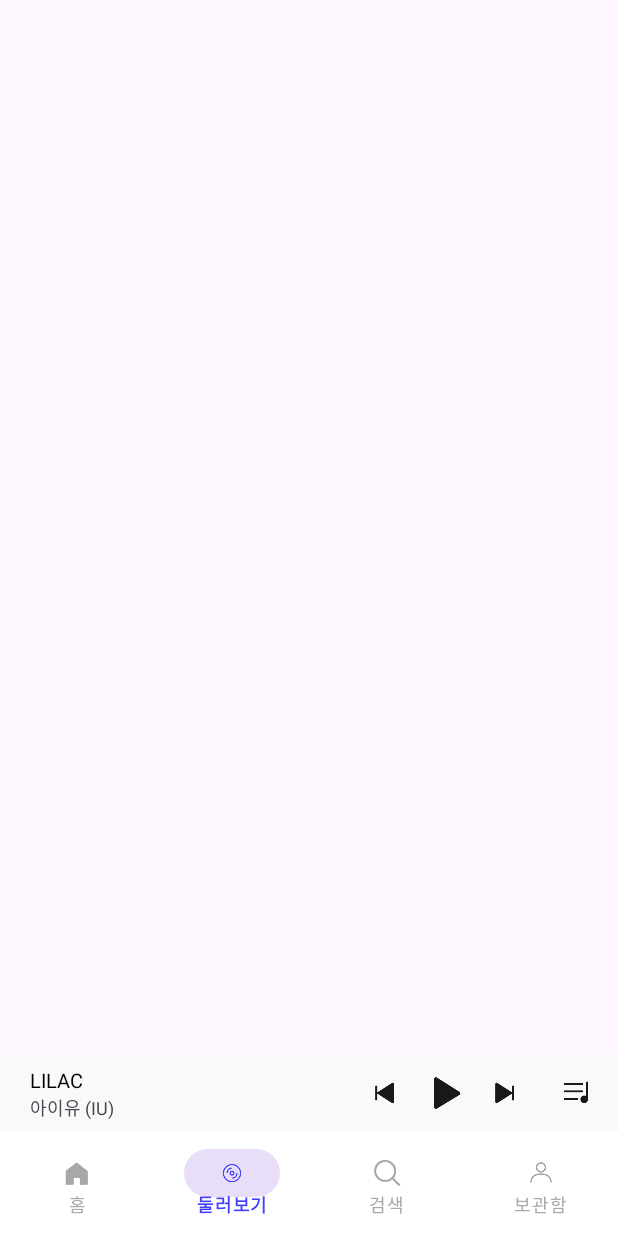
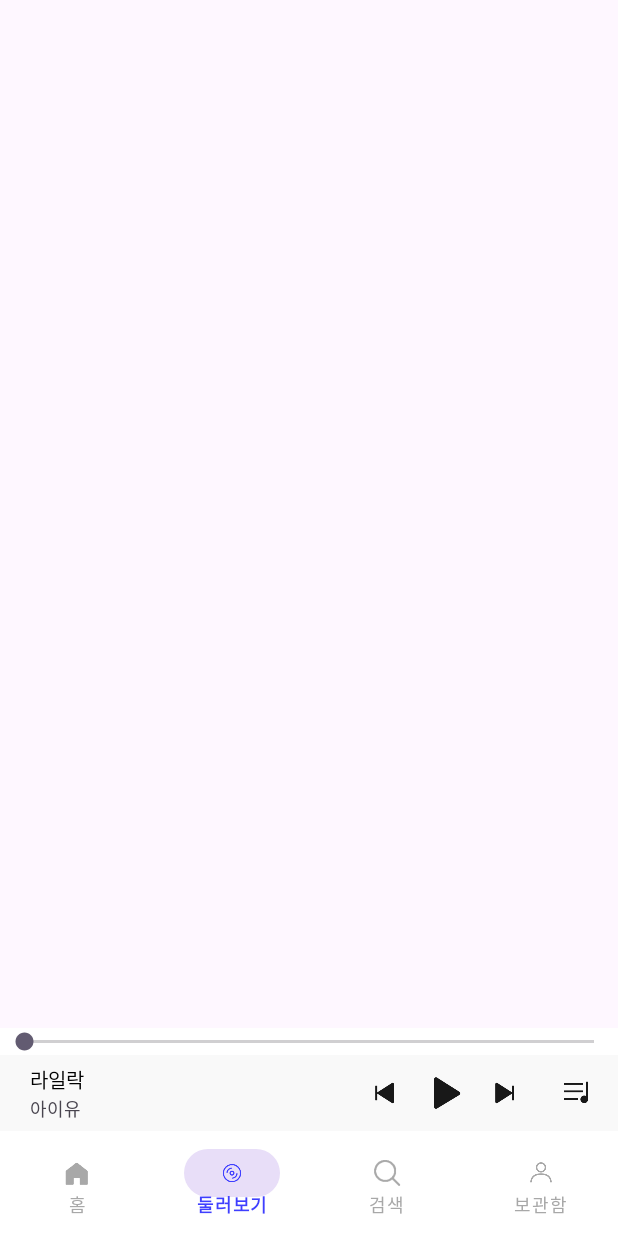
Before and after one commit to UMC-6th-Android-JiwonPark-Loopy/1st_FloAppUI_CloneCoding, an Android app: the screen it shows after launch (MainActivity), item 2 of the bottom bar chosen, on a phone screen of 412 x 824 dp. Run offline under Robolectric (Android 15) with nearby library versions, the phone set to English and light mode, and no system bars; 2 statements that could not run were skipped.

Commit message:
feat : umc 5주차 과제

```diff
--- a/app/build.gradle.kts
+++ b/app/build.gradle.kts
@@ -50,6 +50,8 @@ dependencies {
     implementation(libs.androidx.navigation.fragment.ktx)
     implementation(libs.androidx.navigation.ui.ktx)
     testImplementation(libs.junit)
+    implementation("com.google.code.gson:gson:2.10.1")
     androidTestImplementation(libs.androidx.junit)
     androidTestImplementation(libs.androidx.espresso.core)
-    implementation ("androidx.core:core-splashscreen:1.0.1")}
+    implementation (libs.androidx.core.splashscreen)
+}
--- a/app/src/main/AndroidManifest.xml
+++ b/app/src/main/AndroidManifest.xml
@@ -1,7 +1,6 @@
 <?xml version="1.0" encoding="utf-8"?>
 <manifest xmlns:android="http://schemas.android.com/apk/res/android"
     xmlns:tools="http://schemas.android.com/tools">
-
     <application
         android:allowBackup="true"
         android:dataExtractionRules="@xml/data_extraction_rules"
@@ -21,10 +20,8 @@
             android:theme="@style/SplashTheme">
             <intent-filter>
                 <action android:name="android.intent.action.MAIN" />
-
                 <category android:name="android.intent.category.LAUNCHER" />
             </intent-filter>
         </activity>
     </application>
-
-</manifest>
+ </manifest>
--- a/app/src/main/java/com/example/practice/MainActivity.kt
+++ b/app/src/main/java/com/example/practice/MainActivity.kt
@@ -12,10 +12,15 @@ import androidx.lifecycle.ReportFragment.Companion.reportFragment
 import com.example.practice.data.Song
 import com.example.practice.data.SongEx
 import com.example.practice.databinding.ActivityMainBinding
+import com.google.gson.Gson
 
 class MainActivity : AppCompatActivity() {
     private lateinit var binding: ActivityMainBinding
     lateinit var resultIntent : ActivityResultLauncher<Intent>
+    private var songEx = SongEx()
+    private var gson = Gson()
+
+
     override fun onCreate(savedInstanceState: Bundle?) {
         super.onCreate(savedInstanceState)
         setTheme(R.style.Theme_Practice)
@@ -26,7 +31,24 @@ class MainActivity : AppCompatActivity() {
         setResultIntent()
 
     }
+    private fun setMiniPlayer(songEx: SongEx){
+        binding.mainMiniplayerTitleTv.text = songEx.title
+        binding.mainMiniplayerSingerTv.text = songEx.singer
+        binding.sbMain.progress= ((songEx.second*100000)/songEx.playTime)
 
+    }
+
+    override fun onStart() {
+        super.onStart()
+        val sharedPreferences = getSharedPreferences("song", MODE_PRIVATE)
+        val songJson = sharedPreferences.getString("songData",null)
+        songEx = if(songJson == null){
+            SongEx("라일락","아이유",0,60,false,"music_lilac")
+        }else{
+            gson.fromJson(songJson, SongEx::class.java)
+        }
+        setMiniPlayer(songEx)
+    }
     private fun initNavigation() {
         supportFragmentManager.beginTransaction()
             .replace(R.id.fr_main, HomeFragment())
@@ -79,7 +101,7 @@ class MainActivity : AppCompatActivity() {
     }
 
     private fun onClickButton() {
-        val songex = SongEx("","",0,60,false)
+        val songex = SongEx("","",0,60,false,"music_lilac")
         with(binding){
             songex.singer = mainMiniplayerSingerTv.text.toString()
             songex.title = mainMiniplayerTitleTv.text.toString()
@@ -91,9 +113,18 @@ class MainActivity : AppCompatActivity() {
                 putExtra("second", songex.second)
                 putExtra("isPlaying", songex.isPlaying)
                 putExtra("playTime", songex.playTime)
+                putExtra("music",songex.music)
             }
             resultIntent.launch(intent)
         }
+    }
+    override fun onPause() {
+        super.onPause()
+        val sharedPreferences = getSharedPreferences("song", MODE_PRIVATE)
+        val editor = sharedPreferences.edit()
+        val songJson = gson.toJson(songEx)
+        editor.putString("songData", songJson)
+        editor.apply()
     }
 
     companion object {
--- a/app/src/main/java/com/example/practice/data/Song.kt
+++ b/app/src/main/java/com/example/practice/data/Song.kt
@@ -6,9 +6,10 @@ data class Song(
 )
 
 data class SongEx(
-    var title: String,
-    var singer: String,
+    var title: String="",
+    var singer: String="",
     var second: Int = 0,
     var playTime: Int =0,
-    var isPlaying : Boolean = false
+    var isPlaying : Boolean = false,
+    var music : String = ""
 )
--- a/app/src/main/res/layout/activity_main.xml
+++ b/app/src/main/res/layout/activity_main.xml
@@ -17,6 +17,13 @@
         app:layout_constraintTop_toTopOf="parent"
         app:navGraph="@navigation/navigation" />
 
+    <SeekBar
+        android:layout_width="match_parent"
+        android:layout_height="wrap_content"
+        app:layout_constraintBottom_toTopOf="@id/main_player_cl"
+        android:background="@color/white"
+        android:max="100000"
+        android:id="@+id/sb_main"/>
     <androidx.constraintlayout.widget.ConstraintLayout
         android:id="@+id/main_player_cl"
         android:layout_width="match_parent"
```
Also changed, not shown: app/src/main/java/com/example/practice/SongActivity.kt (+44 -8 lines), gradle/libs.versions.toml (+8 -4 lines), 1 other file.
